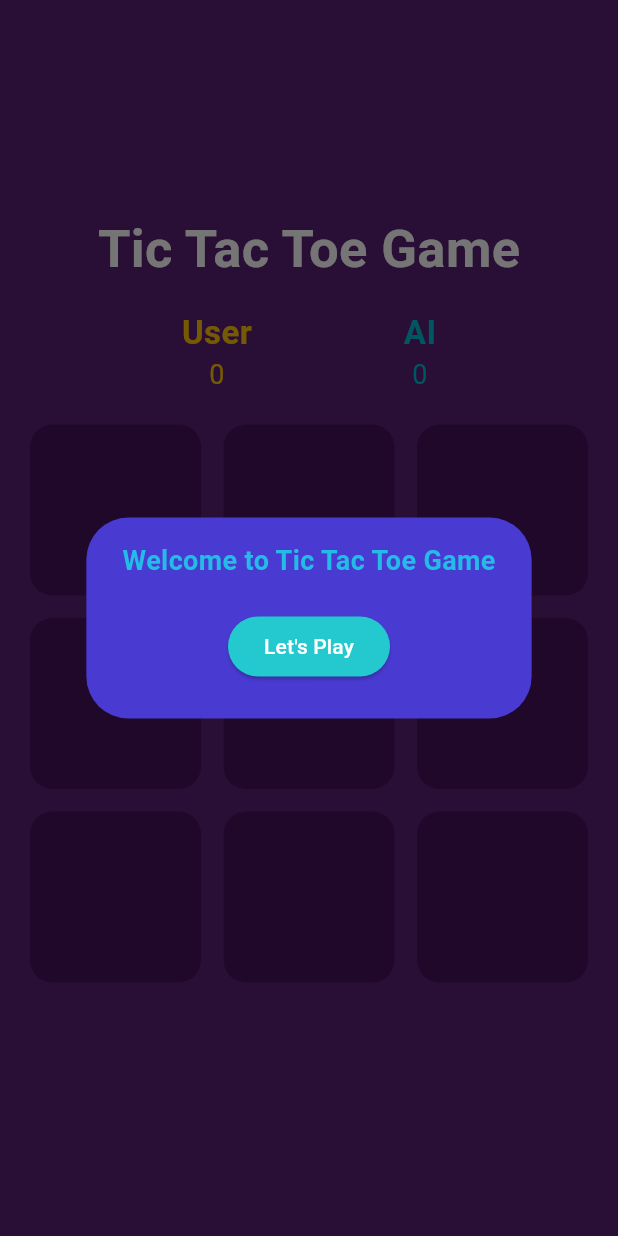
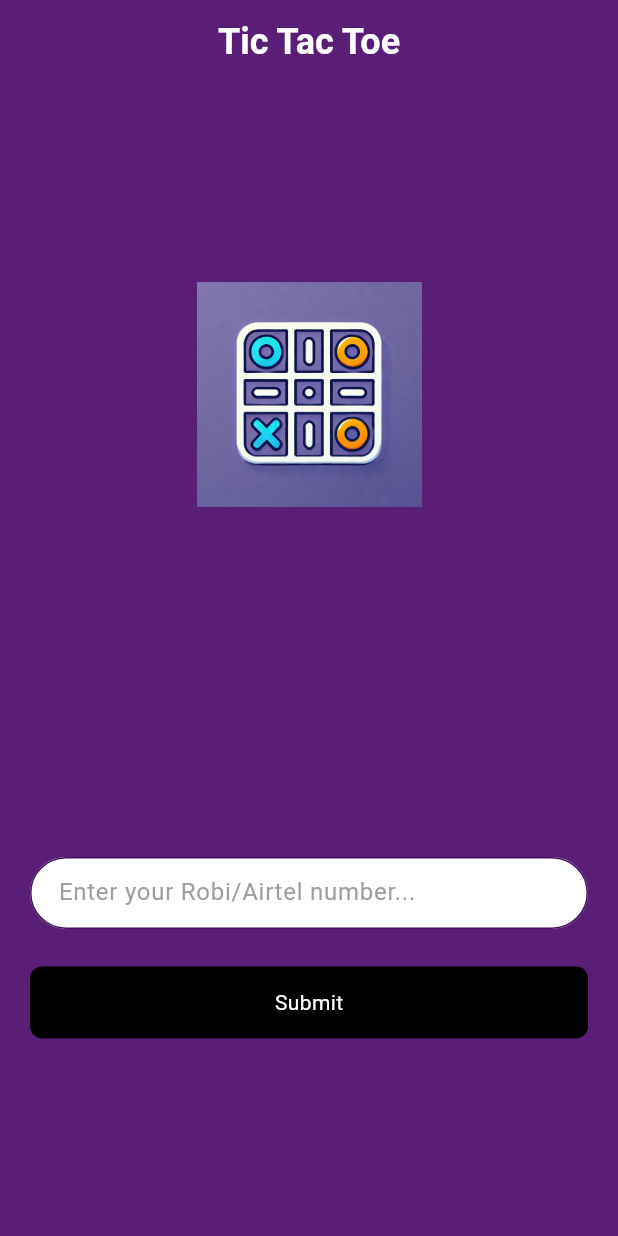
Before and after one commit to mdtaosifhossain3/flutter-tic-tac-toe-app, a Flutter app: the screen it shows after launch, on a phone screen of 412 x 824 dp. Run offline on Flutter 3.47's test engine with Material 3 defaults, Android fonts, the phone set to English and light mode, and no system bars; our stand-ins replace flutter_spinkit, shared_preferences.

```diff
--- a/lib/game_screen.dart
+++ b/lib/game_screen.dart
@@ -30,6 +30,7 @@ class _GameScreenState extends State<GameScreen> {
   @override
   Widget build(BuildContext context) {
     return Scaffold(
+
       backgroundColor: const Color(0xff5A1E76),
 
       body: Center(
--- a/lib/main.dart
+++ b/lib/main.dart
@@ -1,6 +1,6 @@
 import 'package:flutter/material.dart';
-import 'package:tic_tac_toe/game_screen.dart';
 import 'package:tic_tac_toe/splash_screen.dart';
+
 
 void main() {
   runApp(const MyApp());
@@ -19,7 +19,7 @@ class MyApp extends StatelessWidget {
         colorScheme: ColorScheme.fromSeed(seedColor: Colors.deepPurple),
         useMaterial3: true,
       ),
-      home: SplashScreen(),
+      home: const SplashScreen(),
     );
   }
 }
--- /dev/null
+++ b/lib/otpView/otp_send_view.dart
@@ -0,0 +1,96 @@
+import 'package:flutter/material.dart';
+import '../../services/send_otp_service.dart';
+
+
+class OtpSendView extends StatelessWidget {
+  OtpSendView({super.key});
+  final controller = TextEditingController();
+  final service = SendOTPService();
+
+  @override
+  Widget build(BuildContext context) {
+    return Scaffold(
+      appBar: AppBar( automaticallyImplyLeading: false,
+        backgroundColor: Colors.transparent ,
+        surfaceTintColor: Colors.transparent,
+
+        title: const Text("Tic Tac Toe",style: TextStyle(color: Colors.white,fontSize:24,fontWeight: FontWeight.bold),),
+        centerTitle: true,
+
+      ),
+      backgroundColor: const Color(0xff5A1E76),
+      body: Padding(
+        padding: const EdgeInsets.all(20.0),
+        child: Column(
+          mainAxisAlignment: MainAxisAlignment.spaceAround,
+          crossAxisAlignment: CrossAxisAlignment.center,
+          children: <Widget>[
+            //-----------------------Logo-----------------------
+            Column(
+              children: [
+                Image.asset(
+                  "assets/images/logo.png", // Replace with your image asset path
+                  height: 150.0,
+                ),
+                const SizedBox(height: 10.0),
+                //-----------------------welcome text-----------------------
+              ],
+            ),
+
+            Column(
+              children: [
+                //-----------------------Register-----------------------
+                SizedBox(
+                  height: 53,
+                  child: TextField(
+                    controller: controller,
+
+                    decoration: InputDecoration(
+                        contentPadding: const EdgeInsets.only(left: 15),
+                        fillColor:Colors.white,
+                        filled: true,
+                        hintText: "Enter your Robi/Airtel number...",
+                        hintStyle:const TextStyle(
+                            fontSize: 16,
+                            fontWeight: FontWeight.w400,
+                            color: Colors.grey),
+                        enabledBorder: OutlineInputBorder(
+                            borderRadius: BorderRadius.circular(24),
+                            borderSide: const BorderSide(color:Color(0xff43115B))),
+                        focusedBorder: OutlineInputBorder(
+                            borderRadius: BorderRadius.circular(24),
+                            borderSide: const BorderSide(color: Color(0xff43115B)))),
+                  ),
+                ),
+                const SizedBox(
+                  height: 20,
+                ),
+                InkWell(
+                  onTap: () async {
+                    await service.sendOTP(context, controller);
+                  },
+                  child: Container(
+                    width: double.infinity,
+                    height: 48,
+                    decoration: BoxDecoration(
+                        color: Colors.black,
+                        borderRadius: BorderRadius.circular(8)),
+                    child: const Center(
+                      child: Text(
+                        "Submit",
+                        style: TextStyle(color:Colors.white ),
+
+                      ),
+                    ),
+                  ),
+                ),
+              ],
+            )
+
+            //-----------------------Sign Up-----------------------
+          ],
+        ),
+      ),
+    );
+  }
+}
--- a/pubspec.yaml
+++ b/pubspec.yaml
@@ -35,6 +35,10 @@ dependencies:
   # The following adds the Cupertino Icons font to your application.
   # Use with the CupertinoIcons class for iOS style icons.
   cupertino_icons: ^1.0.6
+  flutter_dotenv: ^5.2.1
+  shared_preferences: ^2.3.3
+  flutter_spinkit: ^5.2.1
+  http: ^1.2.2
 
 dev_dependencies:
   flutter_test:
```
Also changed, not shown: lib/otpView/otp_verify_view.dart (added, +81 -0 lines), lib/services/send_otp_service.dart (added, +129 -0 lines), lib/services/verify_otp_service.dart (added, +108 -0 lines), lib/splash_screen.dart (+4 -4 lines), pubspec.lock, 3 other files.
